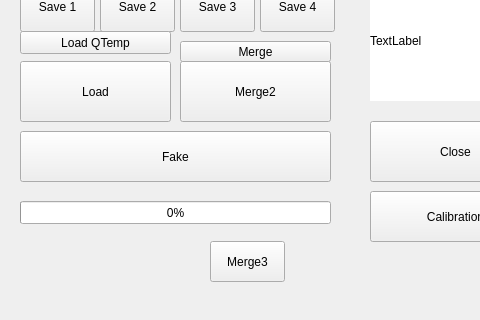
This is mainwindow.ui in Chia-ChunHsu/Capture as Qt 5 draws it before an edit; both pictures show x 0 to 480 and y 446 to 766 of the 1123 by 766 pixel window. The edited form follows.
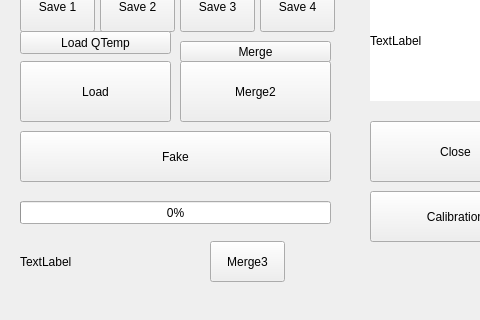
This is the edited form.

Commit message: Fix Camera Port Problem

```diff
--- a/mainwindow.ui
+++ b/mainwindow.ui
@@ -755,6 +755,19 @@
      <string>Test Show</string>
     </property>
    </widget>
+   <widget class="QLabel" name="Camera">
+    <property name="geometry">
+     <rect>
+      <x>20</x>
+      <y>670</y>
+      <width>161</width>
+      <height>41</height>
+     </rect>
+    </property>
+    <property name="text">
+     <string>TextLabel</string>
+    </property>
+   </widget>
   </widget>
   <widget class="QMenuBar" name="menuBar">
    <property name="geometry">
```
The commit also changes 2 other files.
